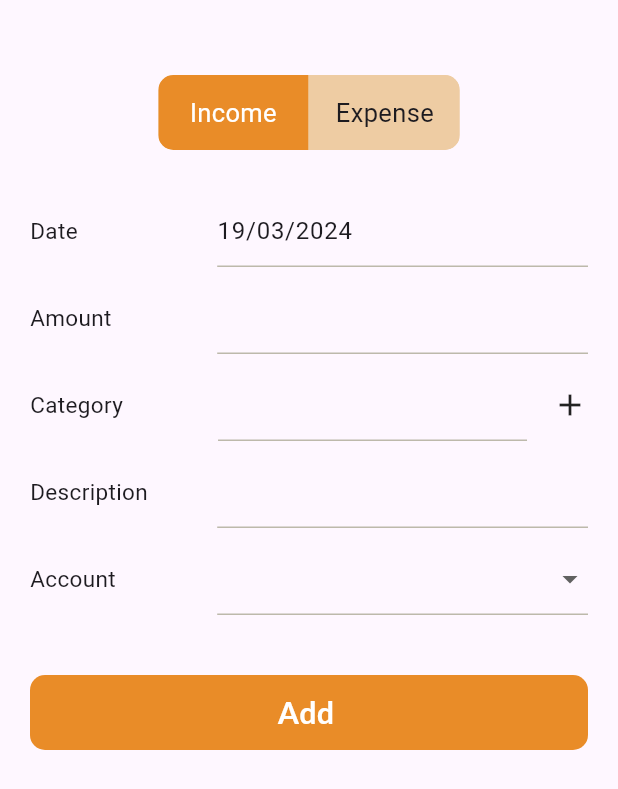
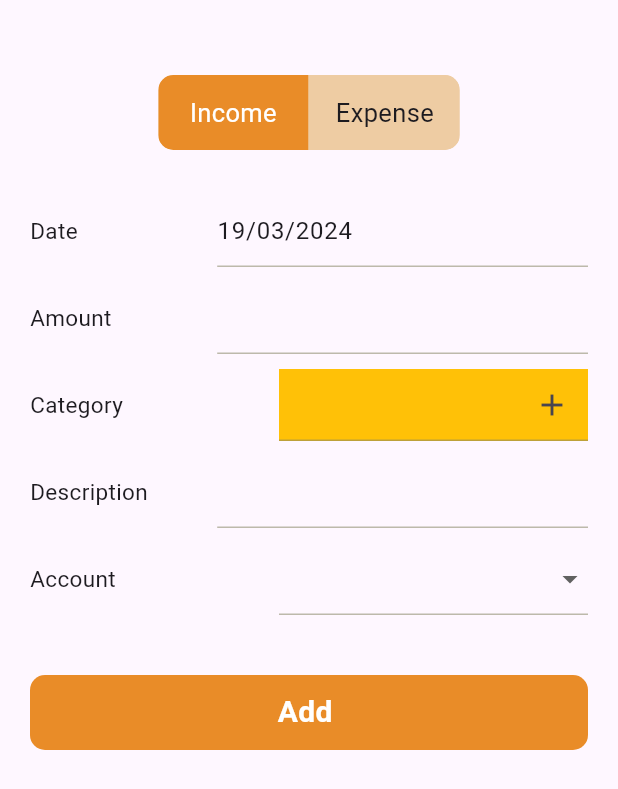
Before and after one commit to nashvak/expense_tracker, a Flutter app: the ScreenAddTransaction screen opened directly, on a phone screen of 412 x 824 dp. Shown: the top 789 px of the screen. Run offline on Flutter 3.47's test engine with Material 3 defaults, Android fonts, the phone set to English and light mode, and no system bars; drawn by our look-alikes of toggle_switch; our stand-ins replace curved_navigation_bar, flutter_slidable, fluttertoast, get, hive, hive_flutter and 3 more; accounts and stored records are empty.

```diff
--- a/lib/constatnts/custom_widgets/common/button.dart
+++ b/lib/constatnts/custom_widgets/common/button.dart
@@ -1,6 +1,4 @@
 import 'package:flutter/material.dart';
-
-import 'package:google_fonts/google_fonts.dart';
 
 import '../../colors.dart';
 
@@ -27,7 +25,7 @@ class SignupButton extends StatelessWidget {
         child: Center(
           child: Text(
             title,
-            style: GoogleFonts.lato(
+            style: const TextStyle(
                 fontSize: 20, fontWeight: FontWeight.w700, color: Colors.white),
           ),
         ),
@@ -62,7 +60,7 @@ class CustomButton extends StatelessWidget {
           child: Center(
             child: Text(
               title,
-              style: GoogleFonts.lato(
+              style: const TextStyle(
                   fontSize: 17,
                   fontWeight: FontWeight.w500,
                   color: Appcolor.primaryColor),
--- a/lib/constatnts/custom_widgets/login&signup/textfield.dart
+++ b/lib/constatnts/custom_widgets/login&signup/textfield.dart
@@ -85,7 +85,7 @@ class AddTransactionTextField extends StatelessWidget {
           style: const TextStyle(fontSize: 15),
         ),
         SizedBox(
-          width: Get.width * 0.6,
+          width: Get.width * 0.5,
           child: TextFormField(
             onTap: ontap,
             readOnly: readonly,
--- a/lib/controller/filer_controller.dart
+++ b/lib/controller/filer_controller.dart
@@ -1,13 +1,9 @@
 // ignore_for_file: prefer_interpolation_to_compose_strings
-
 import 'dart:developer';
-
 import 'package:expense_tracker/constatnts/colors.dart';
 import 'package:expense_tracker/controller/transaction_contollers/transaction_controller.dart';
-
 import 'package:expense_tracker/models/transaction_model/transaction_model.dart';
 import 'package:expense_tracker/view/transaction/snackbars/snackbar.dart';
-
 import 'package:flutter/material.dart';
 import 'package:get/get.dart';
 
--- a/lib/view/authentication/get_started.dart
+++ b/lib/view/authentication/get_started.dart
@@ -37,7 +37,7 @@ class GetStartedScreen extends StatelessWidget {
               BlankSpace(
                 height: screenHeight * 0.05,
               ),
-              Text(
+              const Text(
                 "Welcome",
                 style: TextStyle(fontSize: 32, fontWeight: FontWeight.bold),
               ),
--- a/lib/view/authentication/splash_screen.dart
+++ b/lib/view/authentication/splash_screen.dart
@@ -2,7 +2,6 @@ import 'dart:async';
 import 'package:expense_tracker/constatnts/custom_widgets/common/sizedbox.dart';
 import 'package:expense_tracker/controller/authentication_section/splashscreen_contoller.dart';
 import 'package:flutter/material.dart';
-import 'package:google_fonts/google_fonts.dart';
 import 'package:get/get.dart';
 
 class ScreenSplash extends StatefulWidget {
@@ -42,9 +41,9 @@ class ScreenSplashState extends State<ScreenSplash> {
             const BlankSpace(
               height: 10,
             ),
-            Text(
+            const Text(
               'Expensly',
-              style: GoogleFonts.lato(fontSize: 25),
+              style: TextStyle(fontSize: 25),
             )
           ],
         ),
--- a/lib/view/profile/profile_screen.dart
+++ b/lib/view/profile/profile_screen.dart
@@ -10,7 +10,6 @@ import 'package:expense_tracker/view/profile/edit_profile.dart';
 
 import 'package:flutter/material.dart';
 import 'package:get/get.dart';
-import 'package:google_fonts/google_fonts.dart';
 
 import 'package:shared_preferences/shared_preferences.dart';
 
@@ -224,7 +223,7 @@ class ProfileCard extends StatelessWidget {
               )),
           title: Text(
             title,
-            style: GoogleFonts.lato(fontSize: 20, fontWeight: FontWeight.w600),
+            style: const TextStyle(fontSize: 20, fontWeight: FontWeight.w600),
           ),
         ),
       ),
--- a/lib/view/transaction/screens/add_transaction/add_transaction.dart
+++ b/lib/view/transaction/screens/add_transaction/add_transaction.dart
@@ -116,21 +116,34 @@ class _ScreenAddTransactionState extends State<ScreenAddTransaction> {
                       'Category',
                       style: TextStyle(fontSize: 15),
                     ),
-                    const BlankSpace(width: 30),
-                    SizedBox(
+                    Container(
                       width: Get.width * 0.5,
+                      color: Colors.amber,
                       child: GetBuilder<UiController>(
                         builder: (controller) {
                           List<String> categoryItems =
                               controller.showCategoryDropdown();
                           return DropdownButtonFormField<String>(
-                            hint: const Text(
-                              '',
-                              style: TextStyle(fontSize: 15),
+                            hint: Container(
+                              color: Colors.red,
+                              child: const Text(
+                                '',
+                                style: TextStyle(
+                                  fontSize: 15,
+                                ),
+                              ),
                             ),
 
-                            decoration: const InputDecoration(
-                              enabledBorder: UnderlineInputBorder(
+                            decoration: InputDecoration(
+                              suffixIcon: IconButton(
+                                  onPressed: () {
+                                    ui.selectedCategory = null;
+                                    Get.to(
+                                      () => AddCategory(),
+                                    );
+                                  },
+                                  icon: const Icon(Icons.add)),
+                              enabledBorder: const UnderlineInputBorder(
                                 borderSide: BorderSide(
                                     color: Appcolor.secondaryColor, width: 1),
                               ),
@@ -146,27 +159,27 @@ class _ScreenAddTransactionState extends State<ScreenAddTransaction> {
                                 value == null ? "Select Category" : null,
                             // dropdownColor: Appcolor.tertiaryColor,
                             value: controller.selectedCategory,
+
                             onChanged: (String? newValue) {
                               controller.changeCatagory(newValue!);
                             },
                             items: categoryItems.map((String mode) {
                               return DropdownMenuItem<String>(
                                 value: mode,
-                                child: Text(mode),
+                                child: SizedBox(
+                                  width: Get.width * 0.5 -
+                                      60, // Adjust width as needed
+                                  child: Text(
+                                    mode,
+                                    overflow: TextOverflow.ellipsis,
+                                  ),
+                                ),
                               );
                             }).toList(),
                           );
                         },
                       ),
-                    ),
-                    GestureDetector(
-                        onTap: () {
-                          ui.selectedCategory = null;
-                          Get.to(
-                            () => AddCategory(),
-                          );
-                        },
-                        child: const Icon(Icons.add)),
+                    )
                   ],
                 ),
                 const BlankSpace(height: 10),
@@ -184,7 +197,7 @@ class _ScreenAddTransactionState extends State<ScreenAddTransaction> {
                       style: TextStyle(fontSize: 15),
                     ),
                     SizedBox(
-                      width: Get.width * 0.6,
+                      width: Get.width * 0.5,
                       child: GetBuilder<UiController>(
                         builder: (controller) {
                           return DropdownButtonFormField<PaymentMode>(
--- a/lib/view/transaction/screens/add_transaction/widgets/add_category.dart
+++ b/lib/view/transaction/screens/add_transaction/widgets/add_category.dart
@@ -105,6 +105,7 @@ class AddCategory extends StatelessWidget {
                         contentPadding: const EdgeInsets.all(0),
                         title: Text(
                           categoryItems[index],
+                          overflow: TextOverflow.ellipsis,
                         ),
                         trailing: IconButton(
                           onPressed: () {
--- a/lib/view/transaction/screens/view_transaction/view_transaction.dart
+++ b/lib/view/transaction/screens/view_transaction/view_transaction.dart
@@ -1,4 +1,3 @@
-import 'dart:developer';
 import 'package:expense_tracker/constatnts/colors.dart';
 import 'package:expense_tracker/constatnts/custom_widgets/common/button.dart';
 import 'package:expense_tracker/constatnts/custom_widgets/common/decoration.dart';
@@ -192,7 +191,7 @@ class _ScreenViewTransactionState extends State<ScreenViewTransaction> {
                 ),
                 Container(
                   decoration: cardDecoration(color: Colors.white),
-                  height: MediaQuery.of(context).size.height / 4,
+                  // height: MediaQuery.of(context).size.height / 4,
                   width: MediaQuery.of(context).size.width,
                   padding: const EdgeInsets.only(
                       left: 20, top: 10, bottom: 20, right: 10),
@@ -227,7 +226,7 @@ class _ScreenViewTransactionState extends State<ScreenViewTransaction> {
                   title: 'Update Transaction',
                   onTap: () {
                     updateTransaction();
-                    log(tr.id);
+                    // log(tr.id);
                   },
                 ),
               ],
--- a/lib/view/transaction/screens/view_transaction/widgets/date_field.dart
+++ b/lib/view/transaction/screens/view_transaction/widgets/date_field.dart
@@ -33,8 +33,8 @@ class Datefields extends StatelessWidget {
             DateTime? dates = await showDatePicker(
                 context: context,
                 initialDate: tr.date,
-                firstDate: DateTime(2023),
-                lastDate: DateTime(2024));
+                firstDate: DateTime(2024),
+                lastDate: DateTime.now());
 
             if (dates != null) {
               cont.updateDate(dates);
```
Also changed, not shown: lib/view/home_screen/widgets/balance_card.dart (+6 -3 lines).
